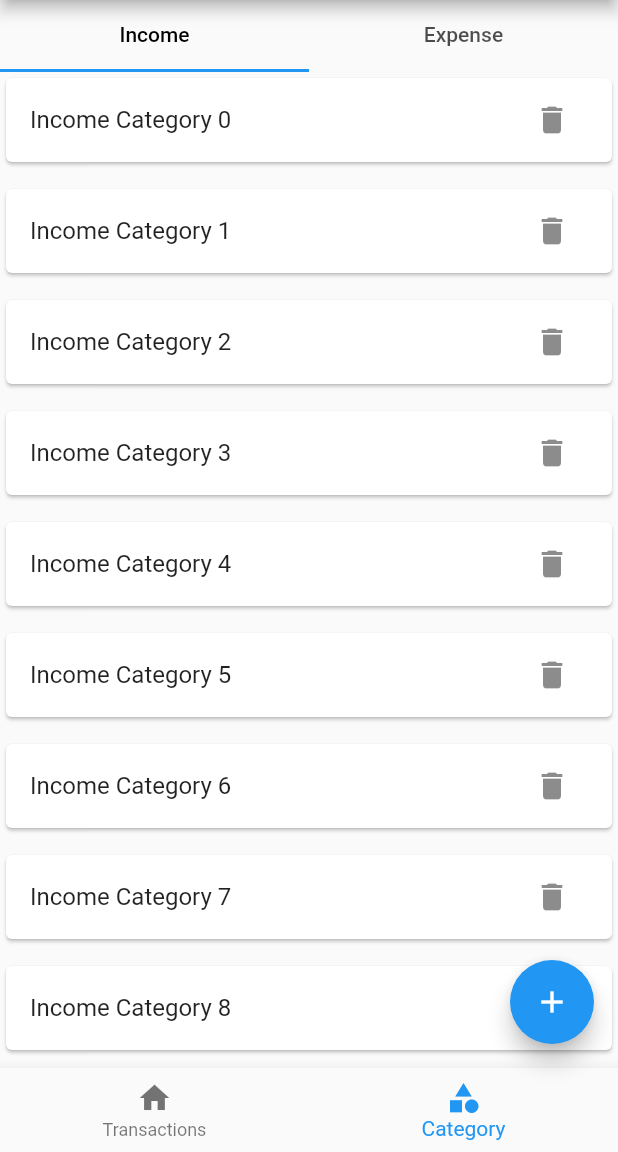
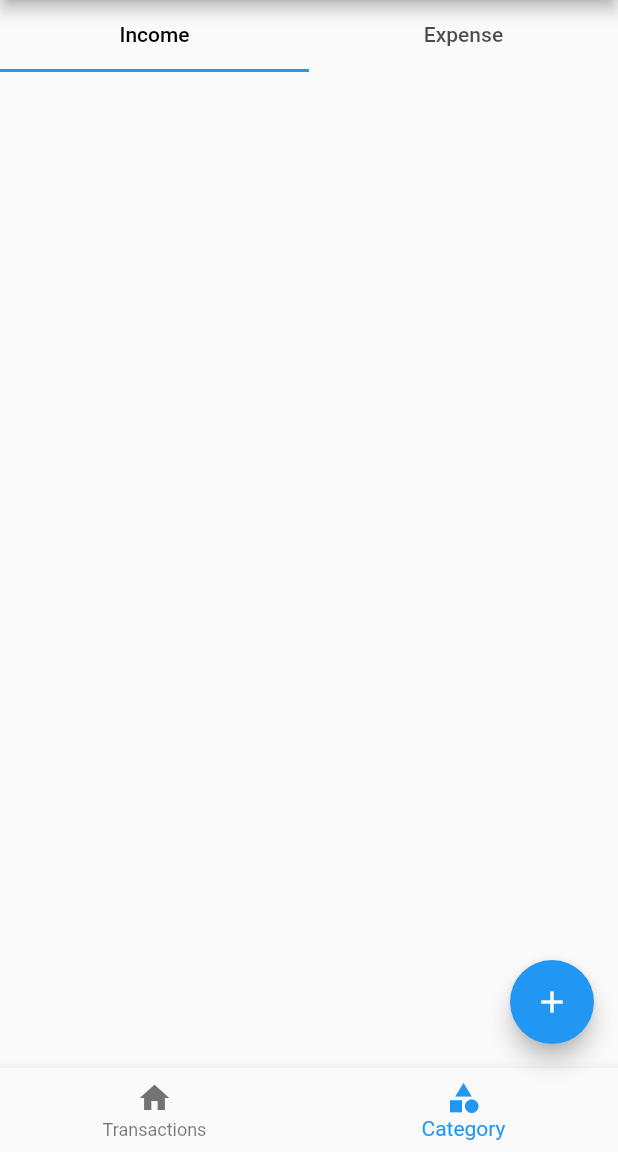
Before and after one commit to jans-johnson/Money_management_application_flutter, a Flutter app: the screen it shows after launch, item 2 of the bottom bar chosen, on a phone screen of 412 x 824 dp, the part 84-1236 px from its top. Run offline on Flutter 3.47's test engine with Material 2 defaults, Android fonts, the phone set to English and light mode, and no system bars; our stand-ins replace hive, hive_flutter; accounts and stored records are empty.

Commit message:
displaying income and expense category from database

```diff
--- a/lib/db/category/category_db.dart
+++ b/lib/db/category/category_db.dart
@@ -12,6 +12,14 @@ abstract class CategoryDbFunctions {
 }
 
 class CategoryDB implements CategoryDbFunctions {
+  CategoryDB._internal();
+
+  static CategoryDB instance = CategoryDB._internal();
+
+  factory CategoryDB() {
+    return instance;
+  }
+
   ValueNotifier<List<CategoryModel>> incomeCategoryList = ValueNotifier([]);
   ValueNotifier<List<CategoryModel>> expenseCategoryList = ValueNotifier([]);
 
@@ -19,6 +27,7 @@ class CategoryDB implements CategoryDbFunctions {
   Future<void> insertCategory(CategoryModel value) async {
     final _categoryDB = await Hive.openBox<CategoryModel>(CATEGORY_DB_NAME);
     await _categoryDB.add(value);
+    refreshUI();
   }
 
   @override
--- a/lib/models/category/category_add_popup.dart
+++ b/lib/models/category/category_add_popup.dart
@@ -44,7 +44,7 @@ Future<void> showCategoryAddPopup(BuildContext context) async {
                               name: _name,
                               type: _type);
 
-                          CategoryDB().insertCategory(_category);
+                          CategoryDB.instance.insertCategory(_category);
 
                           Navigator.of(ctx1).pop();
                         },
--- a/lib/screens/category/income_category_list.dart
+++ b/lib/screens/category/income_category_list.dart
@@ -1,19 +1,26 @@
 import 'package:flutter/material.dart';
+
+import '../../db/category/category_db.dart';
+import '../../models/category/category_model.dart';
 
 class IncomeCategoryList extends StatelessWidget {
   const IncomeCategoryList({super.key});
 
   @override
   Widget build(BuildContext context) {
+    return ValueListenableBuilder(
+        valueListenable: CategoryDB().incomeCategoryList,
+        builder: (BuildContext ctx, List<CategoryModel> newList, Widget? _) {
           return ListView.separated(
               itemBuilder: (ctx, index) {
+                final category = newList[index];
                 return Card(
                   child: ListTile(
-              title: Text('Income Category $index'),
-              trailing: IconButton(icon: Icon(Icons.delete),
-              onPressed: (){
-
-              },),
+                    title: Text(category.name),
+                    trailing: IconButton(
+                      icon: Icon(Icons.delete),
+                      onPressed: () {},
+                    ),
                   ),
                 );
               },
@@ -22,6 +29,7 @@ class IncomeCategoryList extends StatelessWidget {
                   height: 10,
                 );
               },
-        itemCount: 100);
+              itemCount: newList.length);
+        });
   }
 }
--- a/lib/screens/category/screen_category.dart
+++ b/lib/screens/category/screen_category.dart
@@ -19,10 +19,7 @@ class _ScreenCategoryState extends State<ScreenCategory>
     // TODO: implement initState
     _tabController = TabController(length: 2, vsync: this);
 
-    CategoryDB().getCategories().then((value) {
-      print('Categories Get');
-      print(value);
-    });
+    CategoryDB().refreshUI();
 
     super.initState();
   }
```
Also changed, not shown: lib/screens/category/expense_category_list.dart (+14 -6 lines), lib/screens/home/screen_home.dart (+0 -7 lines). Lines whose indentation alone changed are shown as unchanged.
